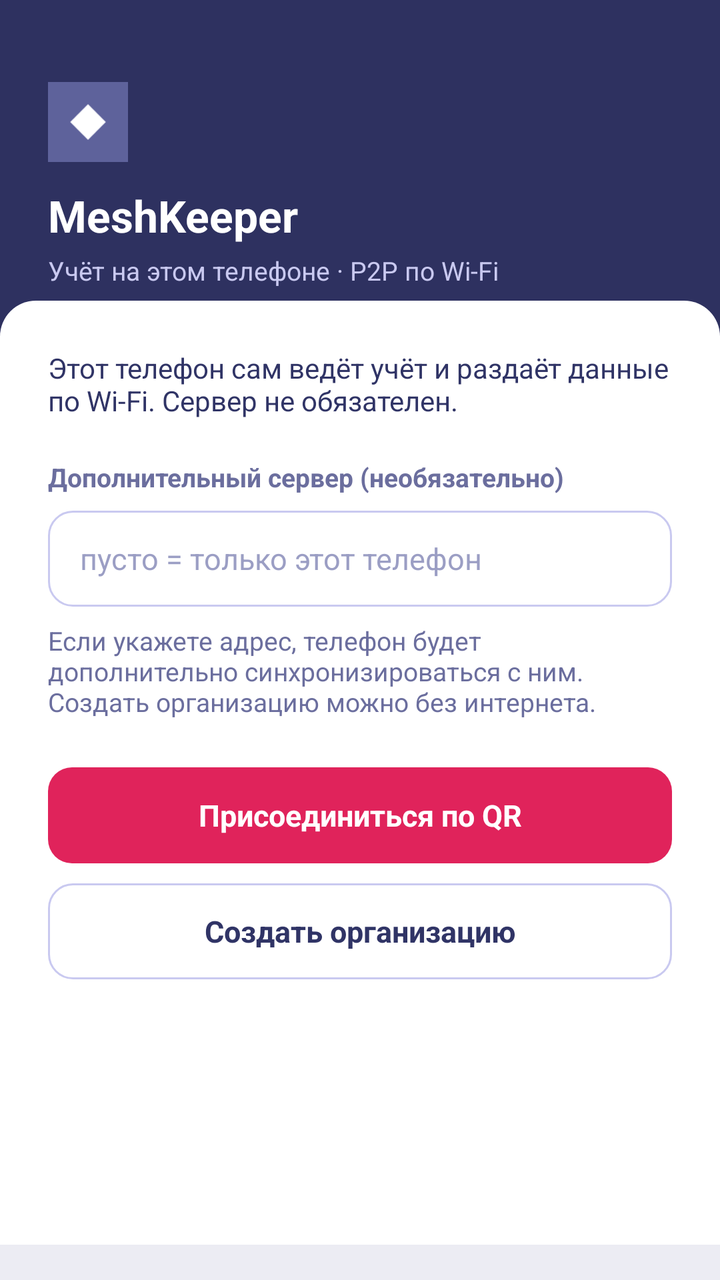
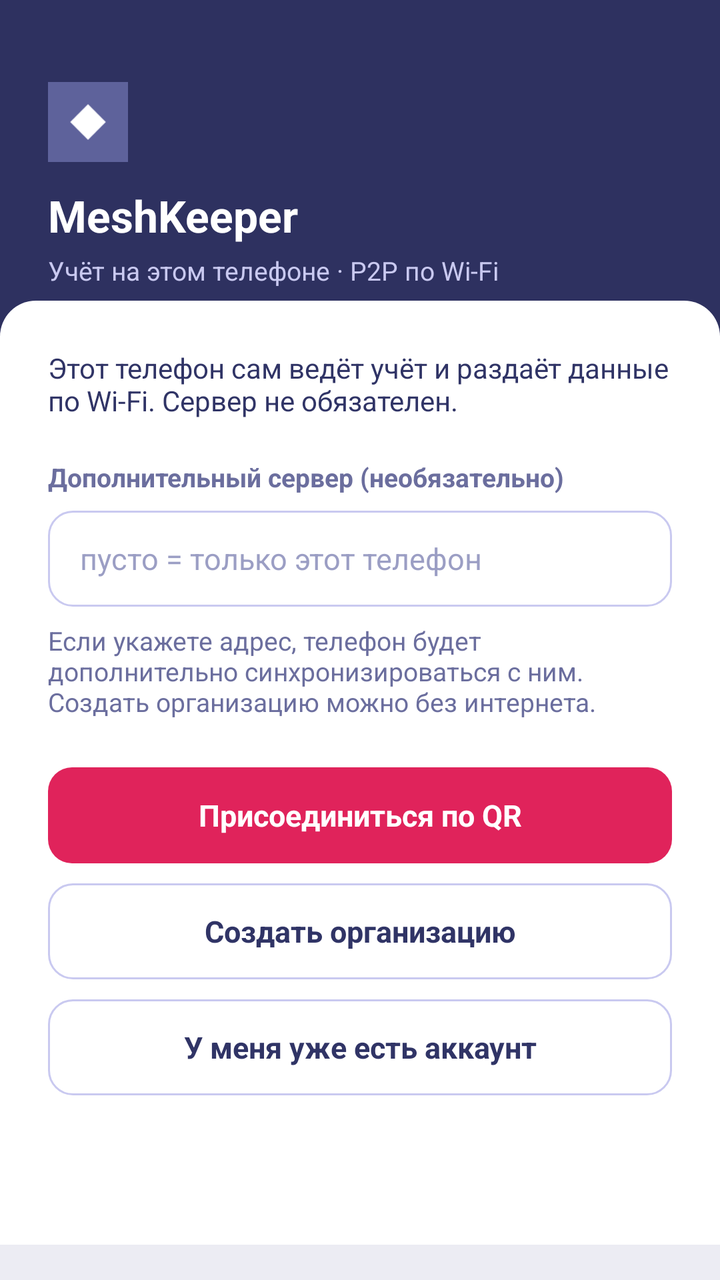

Compare the two renders of this Android layout. The source of the first and the diff that turns it into the second are given below.
<!-- AndroidManifest.xml: application theme Theme.MeshKeeper -->
<!-- res/layout/activity_main.xml -->
<?xml version="1.0" encoding="utf-8"?>
<FrameLayout xmlns:android="http://schemas.android.com/apk/res/android"
    android:layout_width="match_parent"
    android:layout_height="match_parent"
    android:background="#ECECF3">

    <LinearLayout
        android:id="@+id/setup"
        android:layout_width="match_parent"
        android:layout_height="match_parent"
        android:orientation="vertical">

        <FrameLayout
            android:layout_width="match_parent"
            android:layout_height="168dp"
            android:background="#2E3160">

            <LinearLayout
                android:layout_width="match_parent"
                android:layout_height="match_parent"
                android:gravity="bottom"
                android:orientation="vertical"
                android:padding="24dp">

                <ImageView
                    android:layout_width="40dp"
                    android:layout_height="40dp"
                    android:src="@drawable/ic_launcher"
                    android:contentDescription="MeshKeeper" />

                <TextView
                    android:layout_width="wrap_content"
                    android:layout_height="wrap_content"
                    android:layout_marginTop="12dp"
                    android:text="MeshKeeper"
                    android:textColor="#FFFFFF"
                    android:textSize="22sp"
                    android:textStyle="bold" />

                <TextView
                    android:layout_width="wrap_content"
                    android:layout_height="wrap_content"
                    android:layout_marginTop="4dp"
                    android:text="Учёт на этом телефоне · P2P по Wi‑Fi"
                    android:textColor="#C9C9F0"
                    android:textSize="13sp" />
            </LinearLayout>
        </FrameLayout>

        <LinearLayout
            android:layout_width="match_parent"
            android:layout_height="0dp"
            android:layout_weight="1"
            android:layout_marginTop="-18dp"
            android:background="@drawable/bg_sheet"
            android:orientation="vertical"
            android:padding="24dp">

            <TextView
                android:id="@+id/lanHint"
                android:layout_width="match_parent"
                android:layout_height="wrap_content"
                android:text="Этот телефон сам ведёт учёт и раздаёт данные по Wi‑Fi. Сервер не обязателен."
                android:textColor="#303466"
                android:textSize="14sp" />

            <TextView
                android:layout_width="match_parent"
                android:layout_height="wrap_content"
                android:layout_marginTop="20dp"
                android:text="Дополнительный сервер (необязательно)"
                android:textColor="#6B6E9E"
                android:textSize="13sp"
                android:textStyle="bold" />

            <EditText
                android:id="@+id/serverUrl"
                android:layout_width="match_parent"
                android:layout_height="48dp"
                android:layout_marginTop="8dp"
                android:background="@drawable/bg_input"
                android:hint="пусто = только этот телефон"
                android:inputType="textUri"
                android:paddingStart="16dp"
                android:paddingEnd="16dp"
                android:textColor="#303466"
                android:textColorHint="#9B9EC4"
                android:textSize="15sp" />

            <TextView
                android:layout_width="match_parent"
                android:layout_height="wrap_content"
                android:layout_marginTop="8dp"
                android:text="Если укажете адрес, телефон будет дополнительно синхронизироваться с ним. Создать организацию можно без интернета."
                android:textColor="#6B6E9E"
                android:textSize="13sp" />

            <Button
                android:id="@+id/btnJoin"
                android:layout_width="match_parent"
                android:layout_height="48dp"
                android:layout_marginTop="24dp"
                android:background="@drawable/bg_btn_accent"
                android:text="Присоединиться по QR"
                android:textAllCaps="false"
                android:textColor="#FFFFFF"
                android:textSize="15sp"
                android:textStyle="bold" />

            <Button
                android:id="@+id/btnCreate"
                android:layout_width="match_parent"
                android:layout_height="48dp"
                android:layout_marginTop="10dp"
                android:background="@drawable/bg_btn_secondary"
                android:text="Создать организацию"
                android:textAllCaps="false"
                android:textColor="#303466"
                android:textSize="15sp"
                android:textStyle="bold" />
        </LinearLayout>
    </LinearLayout>

    <WebView
        android:id="@+id/web"
        android:layout_width="match_parent"
        android:layout_height="match_parent"
        android:visibility="gone" />
</FrameLayout>
<!-- resources referenced by this layout -->
<resources>
  <!-- drawable bg_btn_accent (drawable) -->
  <?xml version="1.0" encoding="utf-8"?>
  <shape xmlns:android="http://schemas.android.com/apk/res/android" android:shape="rectangle">
      <solid android:color="#E0235B" />
      <corners android:radius="12dp" />
  </shape>
  <!-- drawable bg_btn_secondary (drawable) -->
  <?xml version="1.0" encoding="utf-8"?>
  <shape xmlns:android="http://schemas.android.com/apk/res/android" android:shape="rectangle">
      <solid android:color="#FFFFFF" />
      <stroke android:width="1dp" android:color="#C9C9F0" />
      <corners android:radius="12dp" />
  </shape>
  <!-- drawable bg_input (drawable) -->
  <?xml version="1.0" encoding="utf-8"?>
  <shape xmlns:android="http://schemas.android.com/apk/res/android" android:shape="rectangle">
      <solid android:color="#FFFFFF" />
      <stroke android:width="1dp" android:color="#C9C9F0" />
      <corners android:radius="12dp" />
  </shape>
  <!-- drawable bg_sheet (drawable) -->
  <?xml version="1.0" encoding="utf-8"?>
  <shape xmlns:android="http://schemas.android.com/apk/res/android" android:shape="rectangle">
      <solid android:color="#FFFFFF" />
      <corners android:topLeftRadius="18dp" android:topRightRadius="18dp" />
  </shape>
  <!-- drawable ic_launcher (drawable) -->
  <?xml version="1.0" encoding="utf-8"?>
  <vector xmlns:android="http://schemas.android.com/apk/res/android"
      android:width="108dp"
      android:height="108dp"
      android:viewportWidth="108"
      android:viewportHeight="108">
      <path android:fillColor="#5E629B" android:pathData="M0,0h108v108h-108z"/>
      <path android:fillColor="#FFFFFF" android:pathData="M30,54 L54,30 L78,54 L54,78 Z"/>
  </vector>
  <style name="Theme.MeshKeeper" parent="Theme.MaterialComponents.DayNight.NoActionBar">
          <item name="colorPrimary">#5E629B</item>
          <item name="colorPrimaryVariant">#2E3160</item>
          <item name="colorAccent">#E0235B</item>
          <item name="android:statusBarColor">#2E3160</item>
          <item name="android:navigationBarColor">#FFFFFF</item>
          <item name="android:windowBackground">#ECECF3</item>
          <item name="android:fontFamily">sans-serif</item>
          <item name="buttonStyle">@style/Widget.AppCompat.Button.Borderless</item>
      </style>
</resources>

<!-- the commit's change to res/layout/activity_main.xml (unified diff, before → after) -->
@@ -118,6 +118,19 @@
                 android:textColor="#303466"
                 android:textSize="15sp"
                 android:textStyle="bold" />
+
+            
+            <Button
+                android:id="@+id/btnLogin"
+                android:layout_width="match_parent"
+                android:layout_height="48dp"
+                android:layout_marginTop="10dp"
+                android:background="@drawable/bg_btn_secondary"
+                android:text="У меня уже есть аккаунт"
+                android:textAllCaps="false"
+                android:textColor="#303466"
+                android:textSize="15sp"
+                android:textStyle="bold" />
         </LinearLayout>
     </LinearLayout>
 
